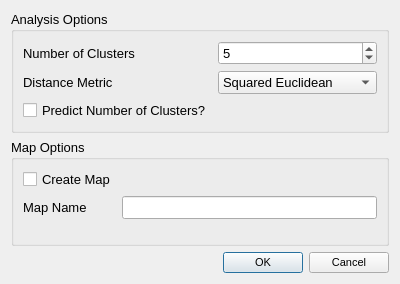
The window that GUI/Analysis/kmeansdialog.ui (VespucciProject/Vespucci) describes before a commit, drawn with Qt 5.
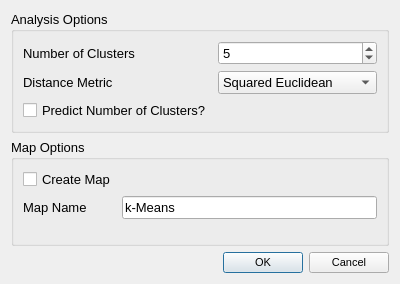
The same window after the commit.

```diff
--- a/GUI/Analysis/kmeansdialog.ui
+++ b/GUI/Analysis/kmeansdialog.ui
@@ -107,7 +107,11 @@
        </widget>
       </item>
       <item row="2" column="1">
-       <widget class="QLineEdit" name="nameLineEdit"/>
+       <widget class="QLineEdit" name="nameLineEdit">
+        <property name="text">
+         <string>k-Means</string>
+        </property>
+       </widget>
       </item>
      </layout>
     </widget>
```
